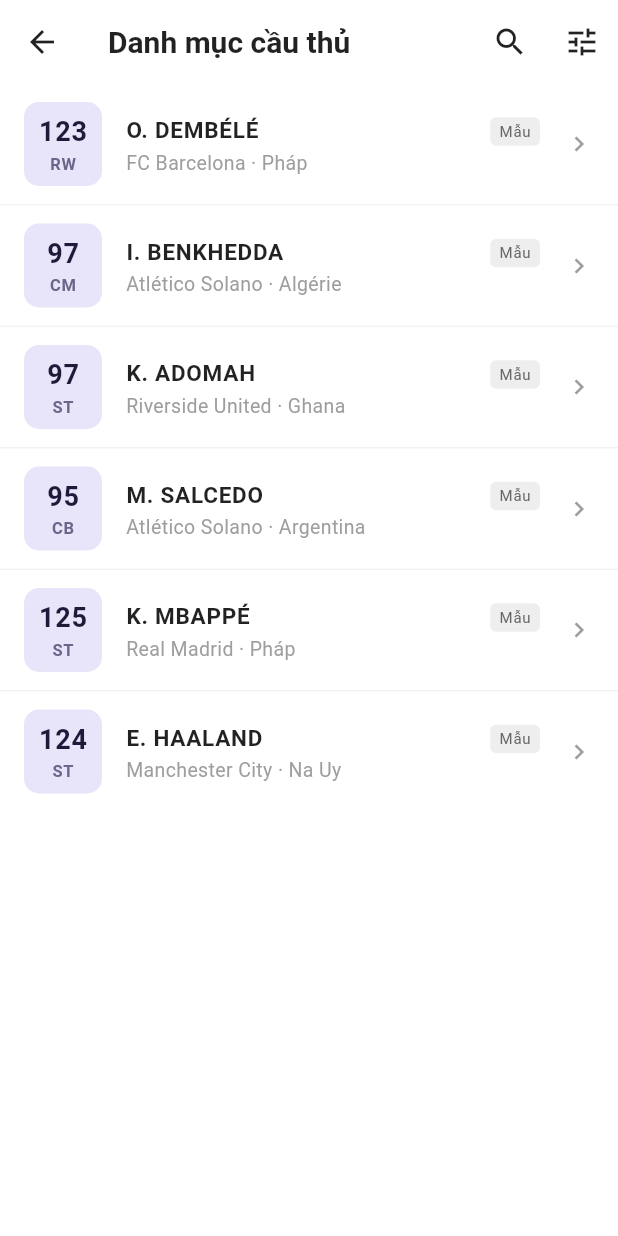
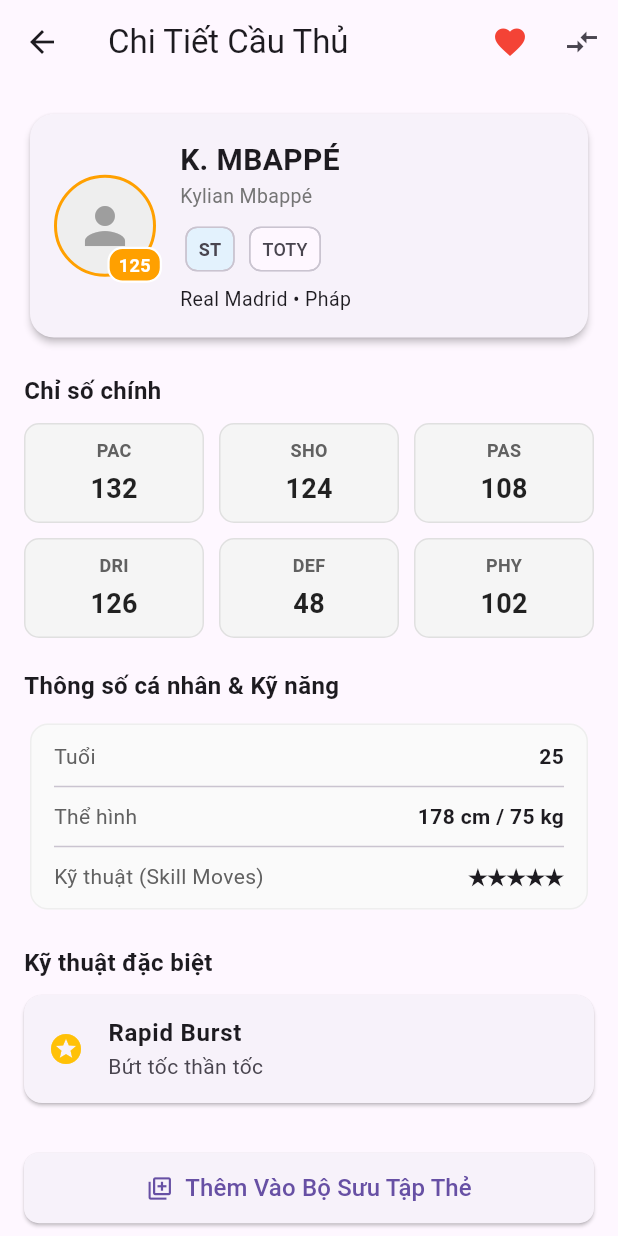
Before and after one commit to kinocoder/PRM393-Flutter-LearningProject-TotalFootballAnalysis, a Flutter app: the B01Screen screen opened by its route, after a tap on "125", on a phone screen of 412 x 824 dp. Run offline on Flutter 3.47's test engine with Material 3 defaults, Android fonts, the phone set to English and light mode, and no system bars; our stand-ins replace cloud_firestore, firebase_auth, firebase_core, flutter_riverpod, image_picker, riverpod_annotation and 1 more; accounts and stored records are empty; generated files the repository leaves out were written again; network calls fail.

Commit message:
catalog-b04 (#44)
* B04: chi tiết cầu thủ

* B04: chi tiết cầu thủ + mock image cầu thủ

```diff
--- a/lib/data/repositories/player_repository.dart
+++ b/lib/data/repositories/player_repository.dart
@@ -16,6 +16,7 @@
       id: "9275",
       name: "O. Dembélé",
       fullName: "Ousmane Dembélé",
+      image: "https://media.api-sports.io/football/players/154.png" ,
       position: "RW",
       cardVersion: "TOTS",
       ovr: 123,
@@ -157,6 +158,7 @@
       id: "9284",
       name: "K. MBAPPÉ",
       fullName: "Kylian Mbappé",
+      image: "https://media.api-sports.io/football/players/278.png",
       position: "ST",
       cardVersion: "TOTY",
       ovr: 125,
@@ -192,6 +194,7 @@
       id: "9285",
       name: "E. HAALAND",
       fullName: "Erling Haaland",
+      image: "https://media.api-sports.io/football/players/1100.png",
       position: "ST",
       cardVersion: "TOTS",
       ovr: 124,
--- a/lib/routing/app_router.dart
+++ b/lib/routing/app_router.dart
@@ -10,12 +10,12 @@
 import '../ui/catalog/widgets/b01_screen.dart';
 import '../ui/catalog/widgets/b02_screen.dart';
 import '../ui/catalog/widgets/b03_screen.dart';
+import '../ui/catalog/widgets/b04_screen.dart';
 import '../ui/comparison/widgets/a01_screen.dart';
 import '../ui/comparison/widgets/a02_screen.dart';
 import '../ui/comparison/widgets/a03_screen.dart';
 import '../ui/comparison/widgets/a04_screen.dart';
 import '../ui/lineups/widgets/c01_screen.dart';
-import 'app_routes.dart';
 import 'app_routes.dart';
 import '../ui/authentication/widgets/user_profile_screen.dart';
 
@@ -37,11 +37,11 @@
   Route<void> onGenerateRoute(RouteSettings settings) {
     return MaterialPageRoute<void>(
       settings: settings,
-      builder: (_) => _screen(settings.name),
+      builder: (_) => _screen(settings.name, settings.arguments),
     );
   }
 
-  Widget _screen(String? name) {
+  Widget _screen(String? name, Object? arguments) {
     if (session.isLoading) {
       return const Scaffold(body: Center(child: CircularProgressIndicator()));
     }
@@ -77,6 +77,7 @@
       AppRoutes.b01 => const B01Screen(),
       AppRoutes.b02 => const B02Screen(),
       AppRoutes.b03 => const B03Screen(),
+      AppRoutes.b04 => B04Screen(playerId: (arguments is String) ? arguments : '9275',),
       AppRoutes.a01 => const A01Screen(),
       AppRoutes.a02 => const A02Screen(),
       AppRoutes.a03 => const A03Screen(),
--- a/lib/ui/catalog/view_models/b01_view_model.dart
+++ b/lib/ui/catalog/view_models/b01_view_model.dart
@@ -2,22 +2,25 @@
 import 'package:riverpod_annotation/riverpod_annotation.dart';
 import '../../../data/model/player.dart';
 import '../../../data/repositories/player_repository.dart';
+import 'b03_view_model.dart';
+
 part 'b01_view_model.g.dart';
 
 @riverpod
 class B01ViewModel extends _$B01ViewModel {
   @override
   FutureOr<List<Player>> build() async {
-    return _fetchPlayers();
-  }
-
-  Future<List<Player>> _fetchPlayers() async {
-    final repository = ref.read(playerRepositoryProvider);
-    return await repository.getPlayers();
+    final filter = ref.watch(catalogFilterProvider);
+    final repository = ref.watch(playerRepositoryProvider);
+    return repository.filterPlayers(filter);
   }
 
   Future<void> refresh() async {
     state = const AsyncLoading();
-    state = await AsyncValue.guard(() => _fetchPlayers());
+    state = await AsyncValue.guard(() async {
+      final filter = ref.read(catalogFilterProvider);
+      final repository = ref.read(playerRepositoryProvider);
+      return repository.filterPlayers(filter);
+    });
   }
 }
--- /dev/null
+++ b/lib/ui/catalog/view_models/b04_view_model.dart
@@ -0,0 +1,30 @@
+import 'package:riverpod_annotation/riverpod_annotation.dart';
+import '../../../data/model/player.dart';
+import '../../../data/repositories/player_repository.dart';
+part 'b04_view_model.g.dart';
+
+@riverpod
+class B04ViewModel extends _$B04ViewModel {
+  @override
+  Future<Player> build(String playerId) async {
+    final repo = ref.watch(playerRepositoryProvider);
+    final player = await repo.getPlayerByID(playerId);
+    if (player == null) {
+      throw Exception('Không tìm thấy thông tin cầu thủ (ID: $playerId)');
+    }
+
+    return player;
+  }
+
+  Future<void> refresh() async {
+    state = const AsyncLoading();
+    state = await AsyncValue.guard(() async {
+      final repo = ref.read(playerRepositoryProvider);
+      final player = await repo.getPlayerByID(playerId);
+      if (player == null) {
+        throw Exception('Không tìm thấy thông tin cầu thủ (ID: $playerId)');
+      }
+      return player;
+    });
+  }
+}
--- a/lib/ui/catalog/widgets/b01_screen.dart
+++ b/lib/ui/catalog/widgets/b01_screen.dart
@@ -168,7 +168,11 @@
         size: 20,
       ),
       onTap: () {
-        // Mở chi tiết cầu thủ
+        Navigator.pushNamed(
+          context,
+          AppRoutes.b04,
+          arguments: player.id,
+        );
       },
     );
   }
--- /dev/null
+++ b/lib/ui/catalog/widgets/b04_screen.dart
@@ -0,0 +1,389 @@
+// lib/ui/catalog/widgets/b04_screen.dart
+import 'package:flutter/material.dart';
+import 'package:flutter_riverpod/flutter_riverpod.dart';
+import '../../../data/model/player.dart';
+import '../../../data/repositories/collection_repository.dart';
+import '../../../data/repositories/current_user_provider.dart';
+import '../../../routing/app_routes.dart';
+import '../../collection/view_models/collection_view_models.dart';
+import '../../collection/widgets/add_player_to_collection_screen.dart';
+import '../view_models/b04_view_model.dart';
+
+class B04Screen extends ConsumerWidget {
+  final String playerId;
+
+  const B04Screen({super.key, required this.playerId});
+
+  @override
+  Widget build(BuildContext context, WidgetRef ref) {
+    final playerAsync = ref.watch(b04ViewModelProvider(playerId));
+    final favoritesAsync = ref.watch(favoritePlayerIdsProvider);
+    final isFavorite = favoritesAsync.value?.contains(playerId) ?? false;
+
+    return Scaffold(
+      appBar: AppBar(
+        title: const Text('Chi Tiết Cầu Thủ'),
+        actions: [
+          IconButton(
+            icon: Icon(
+              isFavorite ? Icons.favorite : Icons.favorite_border,
+              color: isFavorite ? Colors.red : null,
+            ),
+            tooltip: isFavorite ? 'Bỏ yêu thích' : 'Yêu thích',
+            onPressed: () async {
+              final repository = ref.read(collectionRepositoryProvider);
+              final currentUid = ref.read(currentUidProvider);
+              final newFavoriteState = !isFavorite;
+
+              await repository.setFavorite(
+                uid: currentUid,
+                playerId: playerId,
+                isFavorite: newFavoriteState,
+              );
+              ref.invalidate(favoritePlayerIdsProvider);
+
+              if (context.mounted) {
+                ScaffoldMessenger.of(context).showSnackBar(
+                  SnackBar(
+                    content: Text(
+                      newFavoriteState
+                          ? 'Đã thêm vào danh sách yêu thích'
+                          : 'Đã bỏ khỏi danh sách yêu thích',
+                    ),
+                    duration: const Duration(seconds: 2),
+                  ),
+                );
+              }
+            },
+          ),
+          IconButton(
+            icon: const Icon(Icons.compare_arrows),
+            tooltip: 'So sánh cầu thủ',
+            onPressed: () {
+              Navigator.pushNamed(context, AppRoutes.a01);
+            },
+          ),
+        ],
+      ),
+      body: playerAsync.when(
+        loading: () => const Center(
+          child: Column(
+            mainAxisAlignment: MainAxisAlignment.center,
+            children: [
+              CircularProgressIndicator(),
+              SizedBox(height: 12),
+              Text('Đang tải thông tin cầu thủ...'),
+            ],
+          ),
+        ),
+        error: (err, _) => Center(
+          child: Padding(
+            padding: const EdgeInsets.all(24.0),
+            child: Column(
+              mainAxisAlignment: MainAxisAlignment.center,
+              children: [
+                const Icon(Icons.error_outline, size: 64, color: Colors.red),
+                const SizedBox(height: 12),
+                Text(
+                  err.toString().replaceAll('Exception: ', ''),
+                  style: const TextStyle(fontSize: 16),
+                  textAlign: TextAlign.center,
+                ),
+                const SizedBox(height: 16),
+                ElevatedButton(
+                  onPressed: () => ref.read(b04ViewModelProvider(playerId).notifier).refresh(),
+                  child: const Text('Thử lại'),
+                ),
+              ],
+            ),
+          ),
+        ),
+        data: (player) => _buildPlayerDetails(context, player),
+      ),
+      bottomNavigationBar: SafeArea(
+        child: Padding(
+          padding: const EdgeInsets.symmetric(horizontal: 16.0, vertical: 8.0),
+          child: ElevatedButton.icon(
+            style: ElevatedButton.styleFrom(
+              padding: const EdgeInsets.symmetric(vertical: 12),
+              shape: RoundedRectangleBorder(borderRadius: BorderRadius.circular(10)),
+            ),
+            icon: const Icon(Icons.library_add_outlined),
+            label: const Text('Thêm Vào Bộ Sưu Tập Thẻ', style: TextStyle(fontSize: 16)),
+            onPressed: () {
+              Navigator.push(
+                context,
+                MaterialPageRoute(
+                  builder: (_) => const AddPlayerToCollectionScreen(),
+                ),
+              );
+            },
+          ),
+        ),
+      ),
+    );
+  }
+
+  Widget _buildPlayerDetails(BuildContext context, Player player) {
+    return SingleChildScrollView(
+      padding: const EdgeInsets.all(16.0),
+      child: Column(
+        crossAxisAlignment: CrossAxisAlignment.start,
+        children: [
+          _buildHeaderCard(player),
+          const SizedBox(height: 20),
+          const Text('Chỉ số chính', style: TextStyle(fontSize: 16, fontWeight: FontWeight.bold)),
+          const SizedBox(height: 10),
+          _buildMainStats(player),
+          const SizedBox(height: 20),
+          const Text('Thông số cá nhân & Kỹ năng', style: TextStyle(fontSize: 16, fontWeight: FontWeight.bold)),
+          const SizedBox(height: 10),
+          _buildPhysicalTraits(player),
+          const SizedBox(height: 20),
+          const Text('Kỹ thuật đặc biệt', style: TextStyle(fontSize: 16, fontWeight: FontWeight.bold)),
+          const SizedBox(height: 10),
+          _buildSkillsSection(player),
+          const SizedBox(height: 20),
+        ],
+      ),
+    );
+  }
+
+  Widget _buildHeaderCard(Player player) {
+    return Card(
+      elevation: 2,
+      shape: RoundedRectangleBorder(borderRadius: BorderRadius.circular(16)),
+      child: Padding(
+        padding: const EdgeInsets.all(16.0),
+        child: Row(
+          children: [
+            _buildPlayerAvatar(player),
+            const SizedBox(width: 16),
+            Expanded(
+              child: Column(
+                crossAxisAlignment: CrossAxisAlignment.start,
+                children: [
+                  Text(
+                    player.name,
+                    style: const TextStyle(fontSize: 20, fontWeight: FontWeight.bold),
+                  ),
+                  if (player.fullName.isNotEmpty && player.fullName != player.name)
+                    Text(
+                      player.fullName,
+                      style: TextStyle(fontSize: 13, color: Colors.grey.shade600),
+                    ),
+                  const SizedBox(height: 6),
+                  Wrap(
+                    spacing: 6,
+                    children: [
+                      Chip(
+                        label: Text(player.position, style: const TextStyle(fontWeight: FontWeight.bold, fontSize: 12)),
+                        padding: EdgeInsets.zero,
+                        visualDensity: VisualDensity.compact,
+                        backgroundColor: Colors.blue.shade50,
+                      ),
+                      if (player.cardVersion.isNotEmpty)
+                        Chip(
+                          label: Text(player.cardVersion, style: const TextStyle(fontSize: 12)),
+                          padding: EdgeInsets.zero,
+                          visualDensity: VisualDensity.compact,
+                        ),
+                    ],
+                  ),
+                  const SizedBox(height: 4),
+                  Text('${player.club} • ${player.nation}', style: const TextStyle(fontSize: 13)),
+                ],
+              ),
+            ),
+          ],
+        ),
+      ),
+    );
+  }
+
+  Widget _buildPlayerAvatar(Player player) {
+    return Stack(
+      clipBehavior: Clip.none,
+      children: [
+        Container(
+          width: 68,
+          height: 68,
+          decoration: BoxDecoration(
+            shape: BoxShape.circle,
+            color: Colors.grey.shade200,
+            border: Border.all(color: Colors.amber.shade700, width: 2),
+          ),
+          child: ClipOval(
+            child: player.image.isNotEmpty
+                ? (player.image.startsWith('http')
+                    ? Image.network(
+                        player.image,
+                        fit: BoxFit.cover,
+                        errorBuilder: (context, error, stackTrace) =>
+                            const Icon(
+                          Icons.person,
+                          size: 40,
+                          color: Colors.grey,
+                        ),
+                      )
+                    : Image.asset(
+                        player.image,
+                        fit: BoxFit.cover,
+                        errorBuilder: (context, error, stackTrace) =>
+                            const Icon(
+                          Icons.person,
+                          size: 40,
+                          color: Colors.grey,
+                        ),
+                      ))
+                : const Icon(
+                    Icons.person,
+                    size: 40,
+                    color: Colors.grey,
+                  ),
+          ),
+        ),
+        Positioned(
+          right: -4,
+          bottom: -4,
+          child: Container(
+            padding: const EdgeInsets.symmetric(horizontal: 6, vertical: 2),
+            decoration: BoxDecoration(
+              color: Colors.amber.shade700,
+              borderRadius: BorderRadius.circular(10),
+              border: Border.all(color: Colors.white, width: 1.5),
+            ),
+            child: Text(
+              '${player.ovr}',
+              style: const TextStyle(
+                color: Colors.white,
+                fontSize: 12,
+                fontWeight: FontWeight.bold,
+              ),
+            ),
+          ),
+        ),
+      ],
+    );
+  }
+
+  Widget _buildMainStats(Player player) {
+    final stats = {
+      'PAC': player.stats['PAC'],
+      'SHO': player.stats['SHO'],
+      'PAS': player.stats['PAS'],
+      'DRI': player.stats['DRI'],
+      'DEF': player.stats['DEF'],
+      'PHY': player.stats['PHY'],
+    };
+
+    return GridView.count(
+      crossAxisCount: 3,
+      shrinkWrap: true,
+      physics: const NeverScrollableScrollPhysics(),
+      crossAxisSpacing: 10,
+      mainAxisSpacing: 10,
+      childAspectRatio: 1.8,
+      children: stats.entries.map((entry) {
+        final displayValue = entry.value != null ? '${entry.value}' : 'N/A';
+        return Container(
+          decoration: BoxDecoration(
+            color: Colors.grey.shade100,
+            borderRadius: BorderRadius.circular(10),
+            border: Border.all(color: Colors.grey.shade300),
+          ),
+          padding: const EdgeInsets.symmetric(horizontal: 8, vertical: 6),
+          child: Column(
+            mainAxisAlignment: MainAxisAlignment.center,
+            children: [
+              Text(
+                entry.key,
+                style: TextStyle(fontSize: 12, fontWeight: FontWeight.w600, color: Colors.grey.shade700),
+              ),
+              const SizedBox(height: 4),
+              Text(
+                displayValue,
+                style: TextStyle(
+                  fontSize: 18,
+                  fontWeight: FontWeight.bold,
+                  color: entry.value == null ? Colors.red.shade400 : Colors.black87,
+                ),
+              ),
+            ],
+          ),
+        );
+      }).toList(),
+    );
+  }
+
+  Widget _buildPhysicalTraits(Player player) {
+    return Card(
+      elevation: 0,
+      color: Colors.grey.shade50,
+      shape: RoundedRectangleBorder(
+        borderRadius: BorderRadius.circular(12),
+        side: BorderSide(color: Colors.grey.shade200),
+      ),
+      child: Padding(
+        padding: const EdgeInsets.symmetric(vertical: 8.0, horizontal: 16.0),
+        child: Column(
+          children: [
+            _buildRow('Tuổi', player.age > 0 ? '${player.age}' : 'N/A'),
+            const Divider(height: 12),
+            _buildRow('Thể hình', '${player.heightCm > 0 ? "${player.heightCm} cm" : "N/A"} / ${player.weightKg > 0 ? "${player.weightKg} kg" : "N/A"}'),
+            const Divider(height: 12),
+            _buildRow('Kỹ thuật (Skill Moves)', player.skillMoves > 0 ? '★' * player.skillMoves : 'N/A'),
+          ],
+        ),
+      ),
+    );
+  }
+
+  Widget _buildSkillsSection(Player player) {
+    if (player.skills == null) {
+      return Container(
+        width: double.infinity,
+        padding: const EdgeInsets.all(12),
+        decoration: BoxDecoration(
+          color: Colors.amber.shade50,
+          borderRadius: BorderRadius.circular(8),
+        ),
+        child: const Text('Chưa có thông tin kỹ thuật đặc biệt.', style: TextStyle(color: Colors.brown)),
+      );
+    }
+
+    if (player.skills!.isEmpty) {
+      return const Text('Cầu thủ này không có kỹ thuật đặc biệt.', style: TextStyle(color: Colors.grey));
+    }
+
+    return Column(
+      children: player.skills!.map((skill) {
+        return Card(
+          margin: const EdgeInsets.only(bottom: 8),
+          child: ListTile(
+            leading: const Icon(Icons.stars, color: Colors.amber),
+            title: Text(skill.name, style: const TextStyle(fontWeight: FontWeight.bold)),
+            subtitle: Text(
+              skill.description.isNotEmpty
+                  ? skill.description
+                  : (skill.type ?? 'Kỹ năng'),
+            ),
+          ),
+        );
+      }).toList(),
+    );
+  }
+
+  Widget _buildRow(String label, String value) {
+    return Padding(
+      padding: const EdgeInsets.symmetric(vertical: 4),
+      child: Row(
+        mainAxisAlignment: MainAxisAlignment.spaceBetween,
+        children: [
+          Text(label, style: TextStyle(color: Colors.grey.shade700)),
+          Text(value, style: const TextStyle(fontWeight: FontWeight.w600)),
+        ],
+      ),
+    );
+  }
+}
```
Also changed, not shown: lib/ui/catalog/view_models/b04_view_model.g.dart (added).
